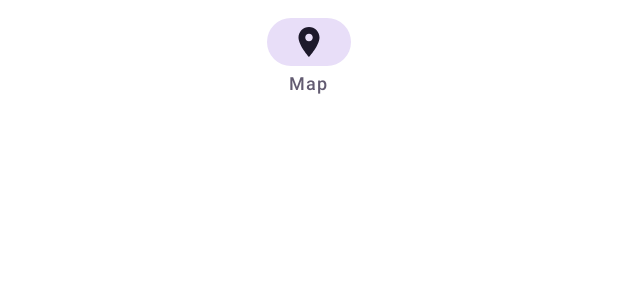
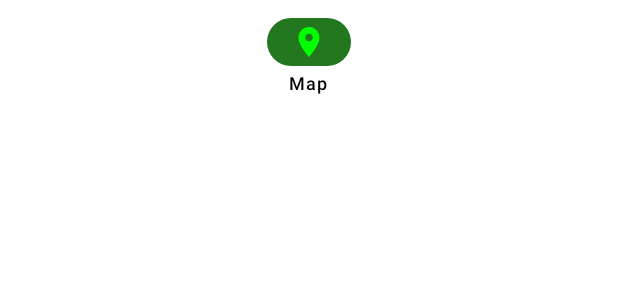
Before and after one commit to WenDEVLIFE/School-Locator, an Android app built with Jetpack Compose: the @Preview function BottomNavigationBarPreview, on a phone screen of 412 x 824 dp. Shown: the top 300 px of the screen. Run offline under Robolectric (Android 15) with nearby library versions, the phone set to English and light mode, and no system bars.

```diff
--- a/app/src/main/java/com/example/schoollocator/activity/maincomponent/ui/SchoolController.kt
+++ b/app/src/main/java/com/example/schoollocator/activity/maincomponent/ui/SchoolController.kt
@@ -14,6 +14,8 @@ import androidx.navigation.NavHostController
 import androidx.navigation.compose.NavHost
 import androidx.navigation.compose.composable
 import androidx.navigation.compose.rememberNavController
+import com.example.schoollocator.ui.theme.Green1
+
 
 @Composable
 fun SchoolController() {
@@ -35,14 +37,22 @@ fun BottomNavigationBar(navController: NavHostController) {
             icon = {
                 Icon(
                     imageVector = Icons.Default.LocationOn,
-                    contentDescription = "Map"
+                    contentDescription = "Map",
                 )
             },
-            label = { Text("Map") },
+            label = { Text("Map", color = Color.Black) },
             selected = true,
             onClick = {
                 navController.navigate("Map")
-            }
+            },
+
+                    colors = NavigationBarItemDefaults.colors(
+                    selectedIconColor = Color.Green, // Change to desired color
+            unselectedIconColor = Color.Black, // Change to desired color
+            selectedTextColor = Color.Green, // Change to desired color
+            unselectedTextColor = Color.Black, // Change to desired color
+            indicatorColor = Green1 // Change to desired color
+        )
         )
     }
 }
--- a/app/src/main/java/com/example/schoollocator/viewmodel/LoginViewModel.kt
+++ b/app/src/main/java/com/example/schoollocator/viewmodel/LoginViewModel.kt
@@ -22,6 +22,9 @@ class LoginViewModel : ViewModel() {
     var _passwordVisible = mutableStateOf(false)
     val isPasswordVisible: MutableState<Boolean> = _passwordVisible
 
+    var Success = mutableStateOf(false)
+    val isSuccess: MutableState<Boolean> = Success
+
     // This is for the password visibility
     fun passwordToogle() {
         _passwordVisible.value = !_passwordVisible.value
```
Also changed, not shown: app/src/main/java/com/example/schoollocator/activity/defaultcomponent/Login.kt (+56 -81 lines).
